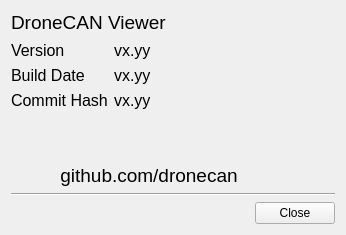
First picture: the form in DroneCANViewer/ui/about.ui, repository dronecan/dronecan-viewer, before the edit.
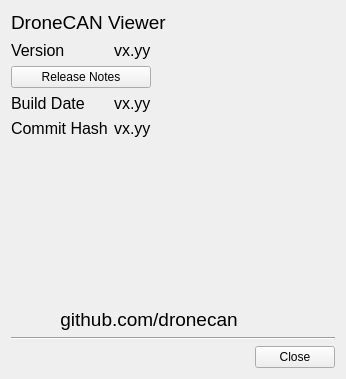
Second picture: the form after the edit. Icons and pictures are not drawn.

Commit message:
Add 'release_notes' file
- Need to work out how to open it with an external editor

```diff
--- a/DroneCANViewer/ui/about.ui
+++ b/DroneCANViewer/ui/about.ui
@@ -7,7 +7,7 @@
     <x>0</x>
     <y>0</y>
     <width>346</width>
-    <height>235</height>
+    <height>379</height>
    </rect>
   </property>
   <property name="windowTitle">
@@ -16,7 +16,7 @@
   <layout class="QGridLayout" name="gridLayout_2">
    <item row="0" column="0">
     <layout class="QGridLayout" name="gridLayout">
-     <item row="2" column="1">
+     <item row="3" column="1">
       <widget class="QLabel" name="buildDate">
        <property name="font">
         <font>
@@ -52,7 +52,7 @@
        </property>
       </widget>
      </item>
-     <item row="2" column="0">
+     <item row="3" column="0">
       <widget class="QLabel" name="titleString_3">
        <property name="font">
         <font>
@@ -76,7 +76,7 @@
        </property>
       </widget>
      </item>
-     <item row="3" column="0">
+     <item row="4" column="0">
       <widget class="QLabel" name="titleString_4">
        <property name="font">
         <font>
@@ -88,7 +88,7 @@
        </property>
       </widget>
      </item>
-     <item row="3" column="1">
+     <item row="4" column="1">
       <widget class="QLabel" name="commitHash">
        <property name="font">
         <font>
@@ -113,6 +113,16 @@
        </property>
       </spacer>
      </item>
+     <item row="2" column="0" colspan="2">
+      <widget class="QPushButton" name="showReleaseNotes">
+       <property name="toolTip">
+        <string>Open release notes</string>
+       </property>
+       <property name="text">
+        <string>Release Notes</string>
+       </property>
+      </widget>
+     </item>
     </layout>
    </item>
    <item row="1" column="0">
```
The commit also changes 6 other files.
